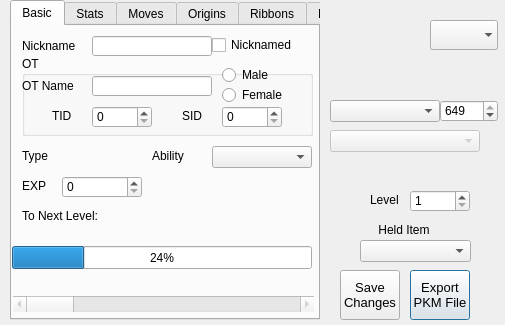
This is QT Projects/pkmviewer.ui in Annovae/PKMDS-G5 as Qt 5 draws it before an edit. The edited form follows.
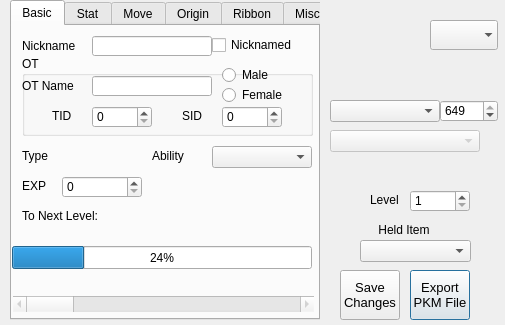
This is the edited form.

What changed in the file:
```diff
--- a/QT Projects/pkmviewer.ui
+++ b/QT Projects/pkmviewer.ui
@@ -496,6 +496,9 @@
    <property name="usesScrollButtons">
     <bool>false</bool>
    </property>
+   <property name="documentMode">
+    <bool>false</bool>
+   </property>
    <property name="movable">
     <bool>true</bool>
    </property>
@@ -896,7 +899,7 @@
    </widget>
    <widget class="QWidget" name="tpStats">
     <attribute name="title">
-     <string>Stats</string>
+     <string>Stat</string>
     </attribute>
     <widget class="QGroupBox" name="gbIVs">
      <property name="geometry">
@@ -1371,7 +1374,7 @@
    </widget>
    <widget class="QWidget" name="tpMoves">
     <attribute name="title">
-     <string>Moves</string>
+     <string>Move</string>
     </attribute>
     <widget class="QGraphicsView" name="pbMove1Type">
      <property name="geometry">
@@ -2408,7 +2411,7 @@
    </widget>
    <widget class="QWidget" name="tpOrigins">
     <attribute name="title">
-     <string>Origins</string>
+     <string>Origin</string>
     </attribute>
     <widget class="QComboBox" name="cbHometown">
      <property name="geometry">
@@ -2673,7 +2676,7 @@
    </widget>
    <widget class="QWidget" name="tpRibbons">
     <attribute name="title">
-     <string>Ribbons</string>
+     <string>Ribbon</string>
     </attribute>
    </widget>
    <widget class="QWidget" name="tpMisc">
```
